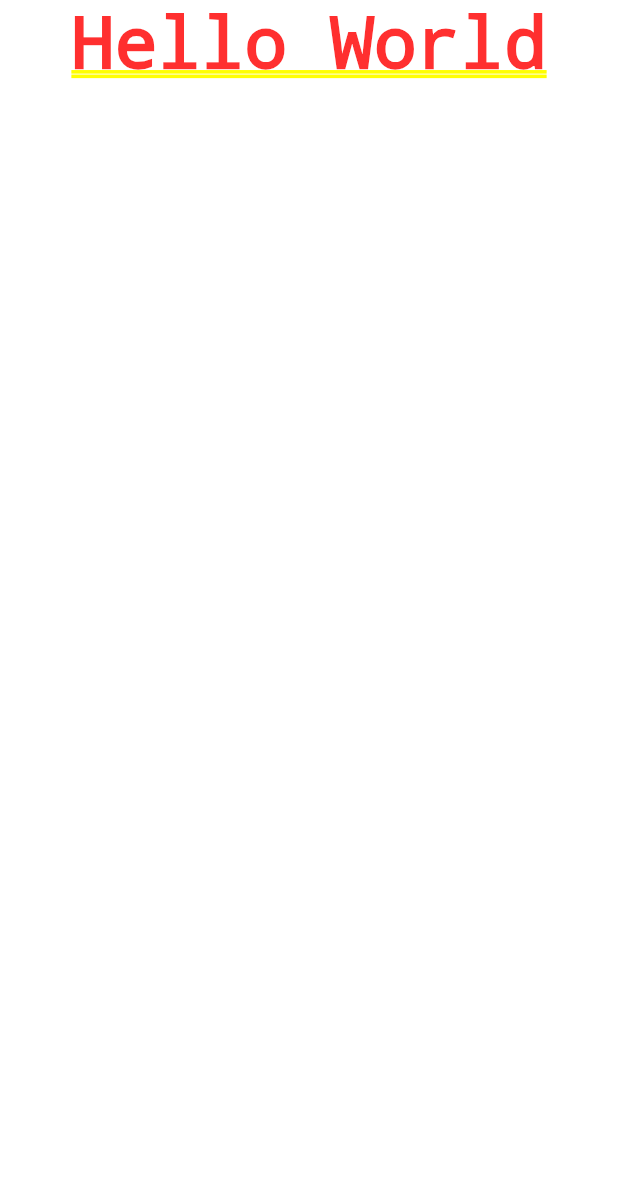
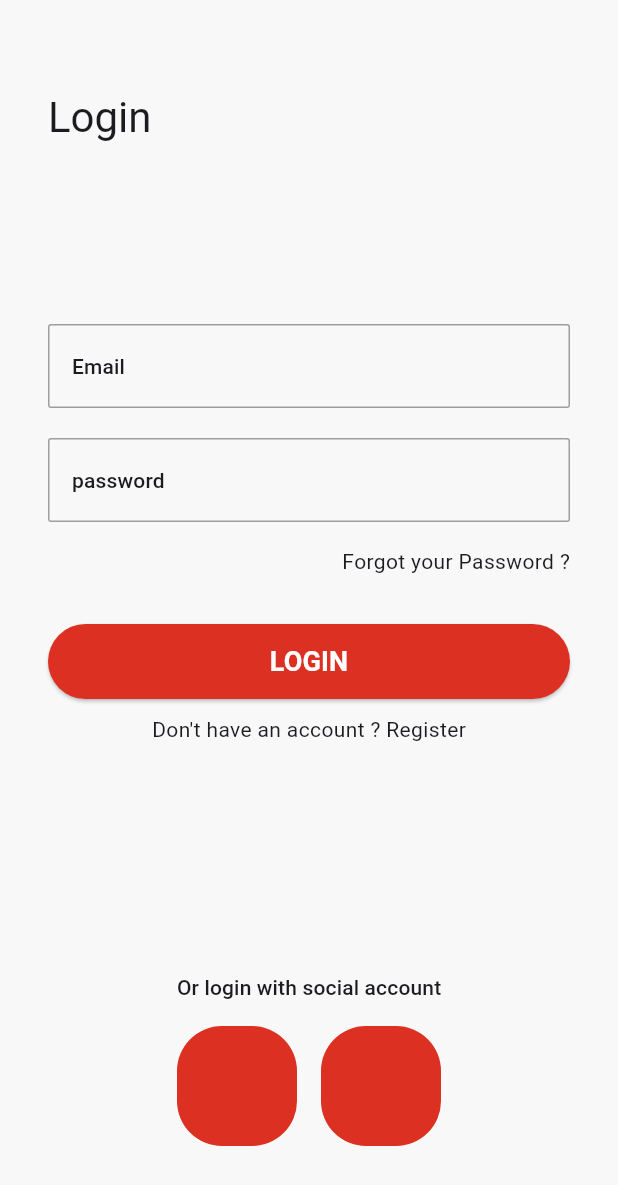
Before and after one commit to Roushdy789/StorApp, a Flutter app: the screen it shows after launch, on a phone screen of 412 x 824 dp. Shown: the top 1185 px of the screen. Run offline on Flutter 3.47's test engine with Material 3 defaults, Android fonts, the phone set to English and light mode, and no system bars.

Commit message:
[FEATURES] add the ui of the login and register pages

```diff
--- /dev/null
+++ b/lib/helper/extensions.dart
@@ -0,0 +1,14 @@
+import 'package:flutter/material.dart';
+
+extension NavagationExtension on BuildContext {
+  Future<dynamic> pushNamed(String routeName, {Object? arguments}) {
+    return Navigator.of(this).pushNamed(routeName, arguments: arguments);
+  }
+
+  Future<dynamic> pushReplacementNamed(String routeName, {Object? arguments}) {
+    return Navigator.of(this)
+        .pushReplacementNamed(routeName, arguments: arguments);
+  }
+
+  void pop() => Navigator.of(this).pop();
+}
--- a/lib/main.dart
+++ b/lib/main.dart
@@ -1,4 +1,6 @@
 import 'package:flutter/material.dart';
+import 'package:storeapp/utilities/router.dart';
+import 'package:storeapp/utilities/routs.dart';
 
 void main() {
   runApp(const MyApp());
@@ -10,7 +12,31 @@ class MyApp extends StatelessWidget {
   @override
   Widget build(BuildContext context) {
     return MaterialApp(
-      home: Column(
+      debugShowCheckedModeBanner: false,
+      title: "Ecommerce App",
+      theme: ThemeData(
+          scaffoldBackgroundColor: const Color(0xFFF8F8F8),
+          primaryColor: const Color(0xFFDB3022),
+          inputDecorationTheme: InputDecorationTheme(
+              disabledBorder: OutlineInputBorder(
+                  borderRadius: BorderRadius.circular(2),
+                  borderSide: const BorderSide(
+                    color: Colors.grey,
+                  )),
+              enabledBorder: OutlineInputBorder(
+                  borderRadius: BorderRadius.circular(2),
+                  borderSide: const BorderSide(
+                    color: Colors.grey,
+                  )),
+              labelStyle: Theme.of(context).textTheme.titleSmall,
+              focusedBorder: OutlineInputBorder(
+                  borderRadius: BorderRadius.circular(2),
+                  borderSide: const BorderSide(
+                    color: Colors.grey,
+                  )))),
+      onGenerateRoute: generateRoute,
+      initialRoute: AppRouts.loginPage,
+      home: const Column(
         children: [
           Text('Hello World'),
         ],
--- /dev/null
+++ b/lib/utilities/enum.dart
@@ -0,0 +1,4 @@
+enum AuthFromType {
+  login,
+  register,
+}
--- /dev/null
+++ b/lib/utilities/router.dart
@@ -0,0 +1,18 @@
+import 'package:flutter/cupertino.dart';
+import 'package:flutter/material.dart';
+import 'package:storeapp/utilities/routs.dart';
+import 'package:storeapp/views/pages/landing_page.dart';
+import 'package:storeapp/views/pages/auth_page.dart';
+import 'package:storeapp/views/pages/register.dart';
+
+Route<dynamic> generateRoute(RouteSettings settings) {
+  switch (settings.name) {
+    case AppRouts.landingPage:
+      return CupertinoPageRoute(builder: (context) => const LandingPage());
+    case AppRouts.loginPage:
+      return CupertinoPageRoute(builder: (context) => const AuthPage());
+
+    default:
+      return MaterialPageRoute(builder: (context) => const LandingPage());
+  }
+}
--- /dev/null
+++ b/lib/utilities/routs.dart
@@ -0,0 +1,4 @@
+class AppRouts {
+  static const String landingPage = '/';
+  static const String loginPage = '/login';
+}
--- /dev/null
+++ b/lib/views/pages/auth_page.dart
@@ -0,0 +1,145 @@
+import 'package:flutter/material.dart';
+import 'package:storeapp/utilities/enum.dart';
+import 'package:storeapp/utilities/routs.dart';
+import 'package:storeapp/views/widgets/main_Button.dart';
+
+class AuthPage extends StatefulWidget {
+  const AuthPage({super.key});
+
+  @override
+  State<AuthPage> createState() => _AuthPageState();
+}
+
+class _AuthPageState extends State<AuthPage> {
+  final _fromKey = GlobalKey<FormState>();
+  final _emailController = TextEditingController();
+  final _passwordController = TextEditingController();
+  final _name = TextEditingController();
+  var _authType = AuthFromType.login;
+  @override
+  Widget build(BuildContext context) {
+    return SafeArea(
+      child: Scaffold(
+        body: Padding(
+          padding: const EdgeInsets.symmetric(vertical: 60, horizontal: 32.0),
+          child: Form(
+            key: _fromKey,
+            child: Column(
+              crossAxisAlignment: CrossAxisAlignment.start,
+              children: [
+                Text(
+                  _authType == AuthFromType.login ? "Login" : "Sign Up",
+                  style: Theme.of(context).textTheme.headlineMedium,
+                ),
+                const SizedBox(
+                  height: 100,
+                ),
+                if (_authType == AuthFromType.register)
+                  TextFormField(
+                      validator: (value) =>
+                          value!.isEmpty ? "please Enter your Name" : null,
+                      controller: _name,
+                      decoration: const InputDecoration(
+                        labelText: "Name",
+                        hintText: "Enter your Name",
+                      )),
+                SizedBox(
+                  height: 20,
+                ),
+                TextFormField(
+                    controller: _emailController,
+                    validator: (value) =>
+                        value!.isEmpty ? "please Enter your Email" : null,
+                    decoration: const InputDecoration(
+                      labelText: "Email",
+                      hintText: "Enter your email",
+                    )),
+                const SizedBox(
+                  height: 20,
+                ),
+                TextFormField(
+                    validator: (value) =>
+                        value!.isEmpty ? "please Enter your password" : null,
+                    controller: _passwordController,
+                    decoration: const InputDecoration(
+                      labelText: "password",
+                      hintText: "Enter your password",
+                    )),
+                const SizedBox(
+                  height: 16,
+                ),
+                if (_authType == AuthFromType.login)
+                  Align(
+                    alignment: Alignment.topRight,
+                    child: InkWell(
+                      child: const Text("Forgot your Password ?"),
+                      onTap: () =>
+                          Navigator.pushNamed(context, '/forgotpassword'),
+                    ),
+                  ),
+                const SizedBox(
+                  height: 32,
+                ),
+                MainButton(
+                    text: _authType == AuthFromType.login ? "LOGIN" : "SIGN UP",
+                    ontap: () {}),
+                const SizedBox(
+                  height: 10,
+                ),
+                Align(
+                    alignment: Alignment.center,
+                    child: InkWell(
+                        child: Text(_authType == AuthFromType.login
+                            ? "Don't have an account ? Register"
+                            : "Already have an account ? Login"),
+                        onTap: () {
+                          setState(() {
+                            if (_authType == AuthFromType.login) {
+                              _authType = AuthFromType.register;
+                            } else {
+                              _authType = AuthFromType.login;
+                            }
+                          });
+                        })),
+                const Spacer(),
+                Center(
+                  child: Text(
+                    _authType == AuthFromType.login
+                        ? 'Or login with social account'
+                        : "Or sign up with social account",
+                    style: Theme.of(context).textTheme.titleSmall,
+                  ),
+                ),
+                const SizedBox(
+                  height: 16,
+                ),
+                Row(
+                  mainAxisAlignment: MainAxisAlignment.center,
+                  children: [
+                    Container(
+                      height: 80,
+                      width: 80,
+                      decoration: BoxDecoration(
+                          color: Theme.of(context).primaryColor,
+                          borderRadius: BorderRadius.circular(30)),
+                    ),
+                    const SizedBox(
+                      width: 16,
+                    ),
+                    Container(
+                      height: 80,
+                      width: 80,
+                      decoration: BoxDecoration(
+                          color: Theme.of(context).primaryColor,
+                          borderRadius: BorderRadius.circular(30)),
+                    ),
+                  ],
+                )
+              ],
+            ),
+          ),
+        ),
+      ),
+    );
+  }
+}
--- /dev/null
+++ b/lib/views/pages/landing_page.dart
@@ -0,0 +1,10 @@
+import 'package:flutter/material.dart';
+
+class LandingPage extends StatelessWidget {
+  const LandingPage({super.key});
+
+  @override
+  Widget build(BuildContext context) {
+    return const Placeholder();
+  }
+}
--- /dev/null
+++ b/lib/views/widgets/main_Button.dart
@@ -0,0 +1,25 @@
+import 'package:flutter/material.dart';
+
+class MainButton extends StatelessWidget {
+  const MainButton({super.key, required this.text, required this.ontap});
+  final String text;
+  final VoidCallback ontap;
+
+  @override
+  Widget build(BuildContext context) {
+    return SizedBox(
+      width: double.infinity,
+      height: 50,
+      child: ElevatedButton(
+          style: ElevatedButton.styleFrom(
+            backgroundColor: Theme.of(context).primaryColor,
+          ),
+          onPressed: ontap,
+          child: Text(
+            text,
+            style: TextStyle(
+                color: Colors.white, fontSize: 18, fontWeight: FontWeight.bold),
+          )),
+    );
+  }
+}
```
Also changed, not shown: pubspec.yaml (+13 -63 lines).
